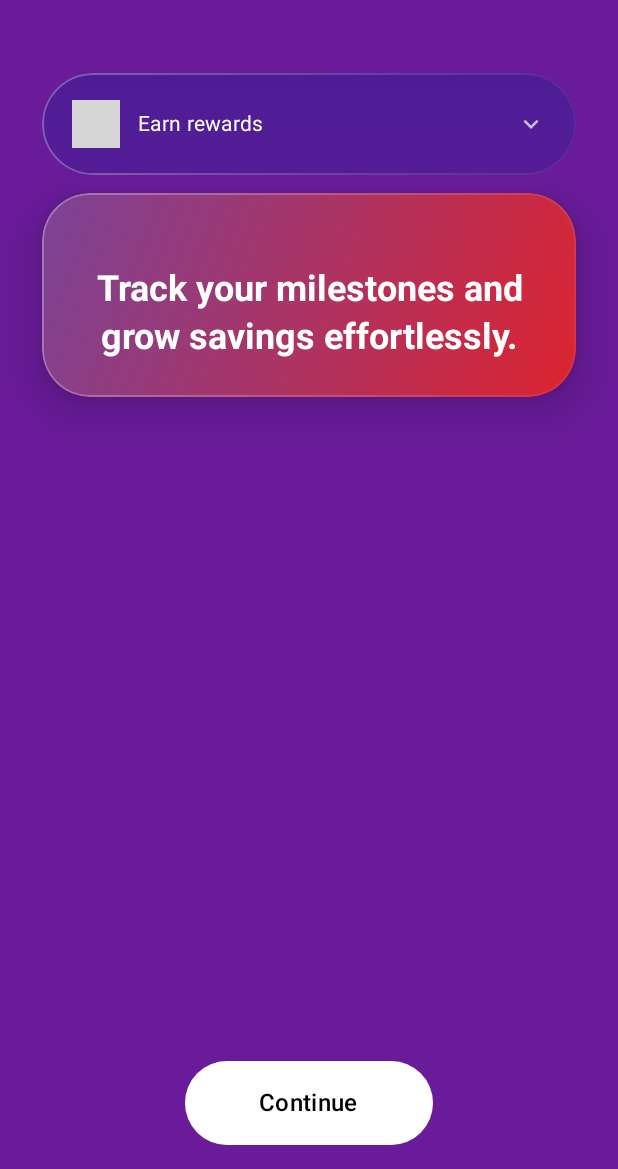
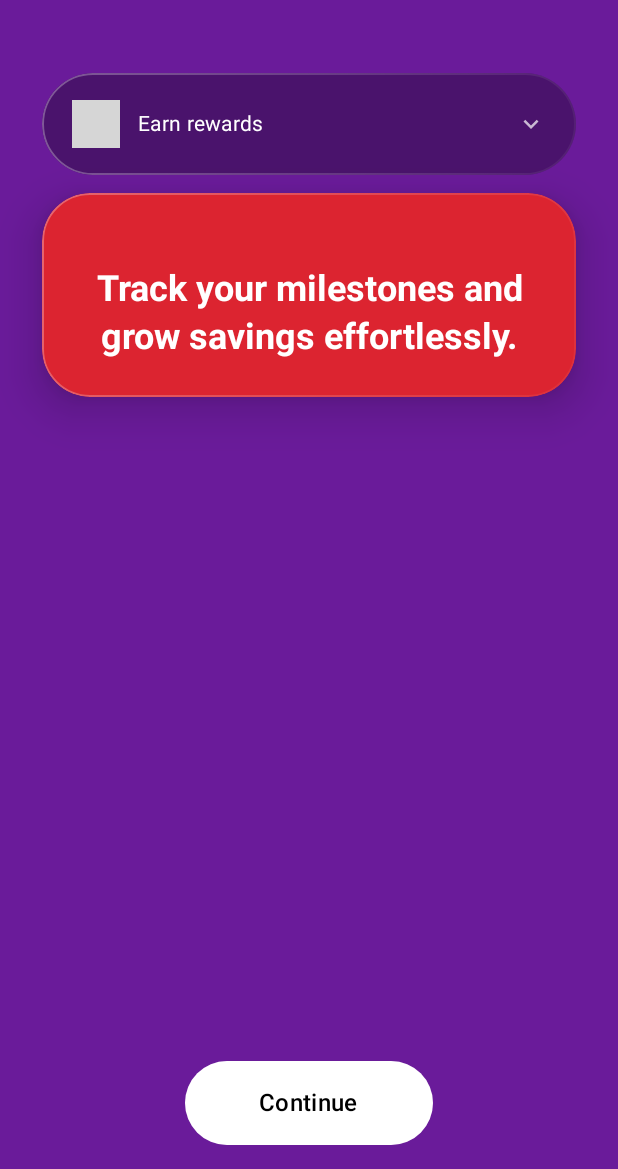
Before and after one commit to anshshetty/Onboarding, an Android app built with Jetpack Compose: the @Preview function OnboardingScreenPreview, on a phone screen of 412 x 824 dp, the part 67-1236 px from its top. Run offline under Robolectric (Android 15) with nearby library versions, the phone set to English and light mode, and no system bars; pictures from the network do not load; grey boxes are pictures that could not be loaded.

```diff
--- a/app/src/main/java/dev/ansh/onboarding/onboarding/ui/onboarding/model/OnboardingCardUiModel.kt
+++ b/app/src/main/java/dev/ansh/onboarding/onboarding/ui/onboarding/model/OnboardingCardUiModel.kt
@@ -2,9 +2,6 @@ package dev.ansh.onboarding.onboarding.ui.onboarding.model
 
 import androidx.compose.ui.graphics.Color
 
-/**
- * UI friendly representation of an onboarding education card with pre-computed colors.
- */
 data class OnboardingCardUiModel(
     val id: Int,
     val imageUrl: String,
--- a/app/src/main/java/dev/ansh/onboarding/onboarding/ui/onboarding/screen/OnboardingScreen.kt
+++ b/app/src/main/java/dev/ansh/onboarding/onboarding/ui/onboarding/screen/OnboardingScreen.kt
@@ -171,7 +171,6 @@ private fun SharedTransitionScope.OnboardingBody(
                 .padding(paddingValues)
                 .graphicsLayer { clip = false }
         ) {
-            // Full-screen scrollable content
             Column(
                 modifier = Modifier
                     .fillMaxSize()
@@ -188,7 +187,6 @@ private fun SharedTransitionScope.OnboardingBody(
                         .fillMaxSize()
                 )
             }
-            // CTA button positioned as overlay at bottom
             if (state.showCta && state.cta != null) {
                 CtaButton(
                     cta = state.cta,
@@ -215,7 +213,6 @@ private fun OnboardingTopBar(
     TopAppBar(
         title = {
             Row(verticalAlignment = Alignment.CenterVertically) {
-                // Show toolbar icon if available
                 iconUrl?.let { iconUrl ->
                     AsyncImage(
                         model = ImageRequest.Builder(LocalContext.current).data(iconUrl)
@@ -250,7 +247,6 @@ private fun OnboardingTopBar(
 
 @Composable
 private fun IntroHeader(state: OnboardingUiState) {
-    // Intro section with icon
     AnimatedVisibility(
         visible = state.revealedCardCount <= 0,
         enter = fadeIn(tween(100)),
@@ -325,21 +321,18 @@ private fun IntroHeader(state: OnboardingUiState) {
 private fun SharedTransitionScope.CardCarousel(
     state: OnboardingUiState, onCardClick: (Int) -> Unit, modifier: Modifier = Modifier
 ) {
-    // Show all cards, but control their visibility in AnimatedVisibility
     val allCards = state.cards
 
-    // Use a regular, scrollable Column instead of a LazyColumn
     Column(
         modifier = modifier
             .fillMaxWidth()
-            .verticalScroll(rememberScrollState()) // Make the Column scrollable
+            .verticalScroll(rememberScrollState())
             .graphicsLayer {
                 clip = false
             },
         verticalArrangement = Arrangement.spacedBy(12.dp),
     ) {
-        // Add padding manually since there's no contentPadding
-        Spacer(modifier = Modifier.height(1.dp)) // Spacer for top padding if needed
+        Spacer(modifier = Modifier.height(1.dp))
 
         allCards.forEach { card ->
             val stage = when {
@@ -348,10 +341,8 @@ private fun SharedTransitionScope.CardCarousel(
                 else -> CardStage.Expanded
             }
 
-            // A card should be visible if it's within the revealed count
             val shouldBeVisible = card.id < state.revealedCardCount
 
-            // Use autoplay animation for any card that appears while autoplay is active
             val isAutoplayReveal = !state.autoplayCompleted
 
             CardItem(
@@ -365,7 +356,6 @@ private fun SharedTransitionScope.CardCarousel(
             )
         }
 
-        // Add padding at the bottom to ensure CTA doesn't overlap last card
         Spacer(modifier = Modifier.height(120.dp))
     }
 }
@@ -384,21 +374,17 @@ private fun SharedTransitionScope.CardItem(
     val visible = shouldBeVisible
     val enterDuration = timing.enter.toAnimationDuration()
 
-    // Get screen height to create a more reliable animation
     val configuration = LocalConfiguration.current
     val density = LocalDensity.current
     val screenHeightPx = with(density) { configuration.screenHeightDp.dp.toPx() }
 
     val slideAnimation = if (isAutoplay) {
-        // During autoplay: slide from just below the visible screen
         slideInVertically(
             animationSpec = tween(durationMillis = enterDuration, easing = EaseOutCubic),
         ) {
-            // Start the animation from the full height of the screen
             screenHeightPx.toInt()
         }
     } else {
-        // During manual expansion: slide from center
         slideInVertically(
             animationSpec = tween(durationMillis = enterDuration, easing = EaseOutCubic)
         ) { fullHeight -> fullHeight / 2 }
@@ -411,8 +397,6 @@ private fun SharedTransitionScope.CardItem(
         ),
         modifier = Modifier
             .fillMaxWidth()
-            // graphicsLayer on the item is no longer strictly necessary if the parent has it,
-            // but it doesn't hurt.
             .zIndexFor(stage)
     ) {
         CardSurface(
@@ -469,16 +453,11 @@ private fun SharedTransitionScope.CardSurface(
     }
 
     val surfaceShape = RoundedCornerShape(corner)
-    val surfaceBrush = remember(stage, card.backgroundColor, card.gradientStart, card.gradientEnd) {
+    val backgroundColor = remember(stage, card.gradientStart) {
         if (stage == CardStage.Collapsed) {
-            Brush.verticalGradient(
-                colors = listOf(
-                    card.backgroundColor.copy(alpha = 0.95f),
-                    card.backgroundColor.copy(alpha = 0.72f)
-                )
-            )
+            Color.Black.copy(alpha = 0.3f)
         } else {
-            Brush.linearGradient(listOf(card.gradientStart, card.gradientEnd))
+            card.gradientEnd
         }
     }
     val strokeBrush = remember(card.strokeStartColor, card.strokeEndColor) {
@@ -495,7 +474,7 @@ private fun SharedTransitionScope.CardSurface(
             )
             .shadow(elevation = elevation, shape = surfaceShape)
             .clip(surfaceShape)
-            .background(surfaceBrush)
+            .background(backgroundColor)
             .border(
                 width = 1.dp,
                 brush = strokeBrush,
@@ -554,7 +533,6 @@ private fun PillContent(card: OnboardingCardUiModel) {
             .fillMaxWidth(),
         verticalAlignment = Alignment.CenterVertically
     ) {
-        // Thumbnail image
         AsyncImage(
             model = ImageRequest.Builder(LocalContext.current)
                 .data(card.imageUrl)
@@ -569,7 +547,6 @@ private fun PillContent(card: OnboardingCardUiModel) {
 
         Spacer(modifier = Modifier.width(12.dp))
 
-        // Text
         Text(
             text = card.collapsedTitle,
             color = Color.White,
@@ -577,7 +554,6 @@ private fun PillContent(card: OnboardingCardUiModel) {
             modifier = Modifier.weight(1f)
         )
 
-        // Chevron icon
         Icon(
             imageVector = Icons.Default.KeyboardArrowDown,
             contentDescription = null,
--- a/app/src/main/java/dev/ansh/onboarding/onboarding/ui/onboarding/state/OnboardingUiState.kt
+++ b/app/src/main/java/dev/ansh/onboarding/onboarding/ui/onboarding/state/OnboardingUiState.kt
@@ -4,9 +4,6 @@ import androidx.compose.ui.graphics.Color
 import dev.ansh.onboarding.onboarding.data.model.SaveButtonCta
 import dev.ansh.onboarding.onboarding.ui.onboarding.model.OnboardingCardUiModel
 
-/**
- * Immutable UI state consumed by the onboarding screen.
- */
 data class OnboardingUiState(
     val isLoading: Boolean = true,
     val isRefreshing: Boolean = false,
@@ -29,9 +26,6 @@ data class OnboardingUiState(
     val autoplayCompleted: Boolean = false
 )
 
-/**
- * All timing knobs that drive the staged card animation timeline.
- */
 data class Timing(
     val intro: Long = 400L,
     val enter: Long = 900L,
```
Also changed, not shown: app/src/main/java/dev/ansh/onboarding/onboarding/ui/onboarding/viewmodel/OnboardingViewModel.kt (+0 -12 lines).
